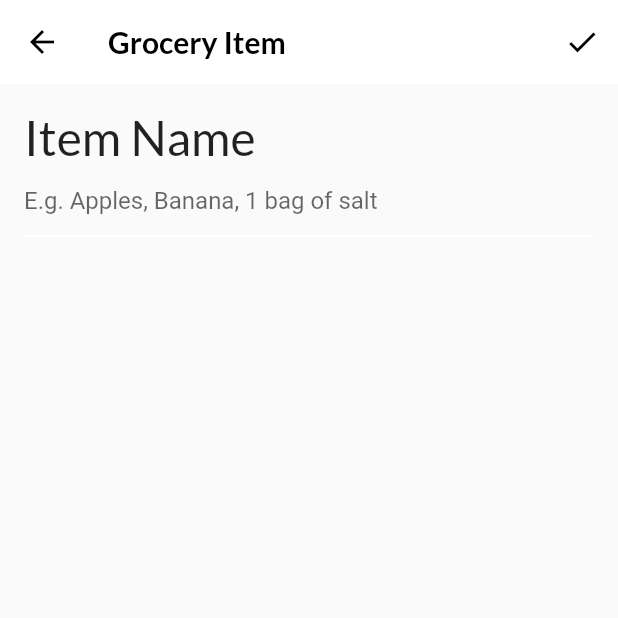
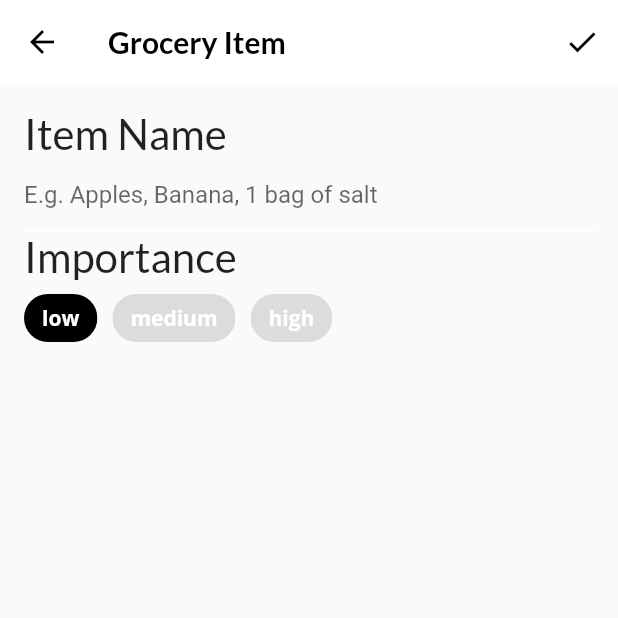
Before and after one commit to tian3rd/fooderlich2, a Flutter app: the screen it shows after launch, item 3 of the bottom bar chosen, after a tap on the "add" icon, on a phone screen of 412 x 824 dp, the top half of it. Run offline on Flutter 3.47's test engine with Material 2 defaults, Android fonts, the phone set to English and light mode, and no system bars; our stand-ins replace flutter_colorpicker, google_fonts; project files that could hold a hidden picture were left out.

Commit message:
build importance choice chips

```diff
--- a/lib/screens/grocery_item_screen.dart
+++ b/lib/screens/grocery_item_screen.dart
@@ -93,6 +93,7 @@ class _GroceryItemScreenState extends State<GroceryItemScreen> {
             // TODO 13: add name TextField
             buildNameField(),
             // TODO 14: add Importance selection
+            buildImportanceField(),
             // TODO 15: add date picker
             // TODO 16: add time picker
             // TODO 17: add color picker
@@ -112,7 +113,7 @@ class _GroceryItemScreenState extends State<GroceryItemScreen> {
         Text(
           'Item Name',
           style: GoogleFonts.lato(
-            fontSize: 32,
+            fontSize: 28,
           ),
         ),
         TextField(
@@ -142,6 +143,69 @@ class _GroceryItemScreenState extends State<GroceryItemScreen> {
   }
 
 // TODO: add buildImportanceField()
+  Widget buildImportanceField() {
+    return Column(
+      crossAxisAlignment: CrossAxisAlignment.start,
+      children: [
+        Text(
+          'Importance',
+          style: GoogleFonts.lato(
+            fontSize: 28,
+          ),
+        ),
+        Wrap(
+          spacing: 10,
+          children: [
+            ChoiceChip(
+              selectedColor: Colors.black,
+              selected: _importance == Importance.low,
+              label: const Text(
+                'low',
+                style: TextStyle(
+                  color: Colors.white,
+                ),
+              ),
+              onSelected: (selected) {
+                setState(() {
+                  _importance = Importance.low;
+                });
+              },
+            ),
+            ChoiceChip(
+              selectedColor: Colors.black,
+              selected: _importance == Importance.medium,
+              label: const Text(
+                'medium',
+                style: TextStyle(
+                  color: Colors.white,
+                ),
+              ),
+              onSelected: (selected) {
+                setState(() {
+                  _importance = Importance.medium;
+                });
+              },
+            ),
+            ChoiceChip(
+              selectedColor: Colors.black,
+              selected: _importance == Importance.high,
+              label: const Text(
+                'high',
+                style: TextStyle(
+                  color: Colors.white,
+                ),
+              ),
+              onSelected: (selected) {
+                setState(() {
+                  _importance = Importance.high;
+                });
+              },
+            ),
+          ]
+        )
+      ],
+    );
+  }
 
 // TODO: add buildDateField()
 
```
